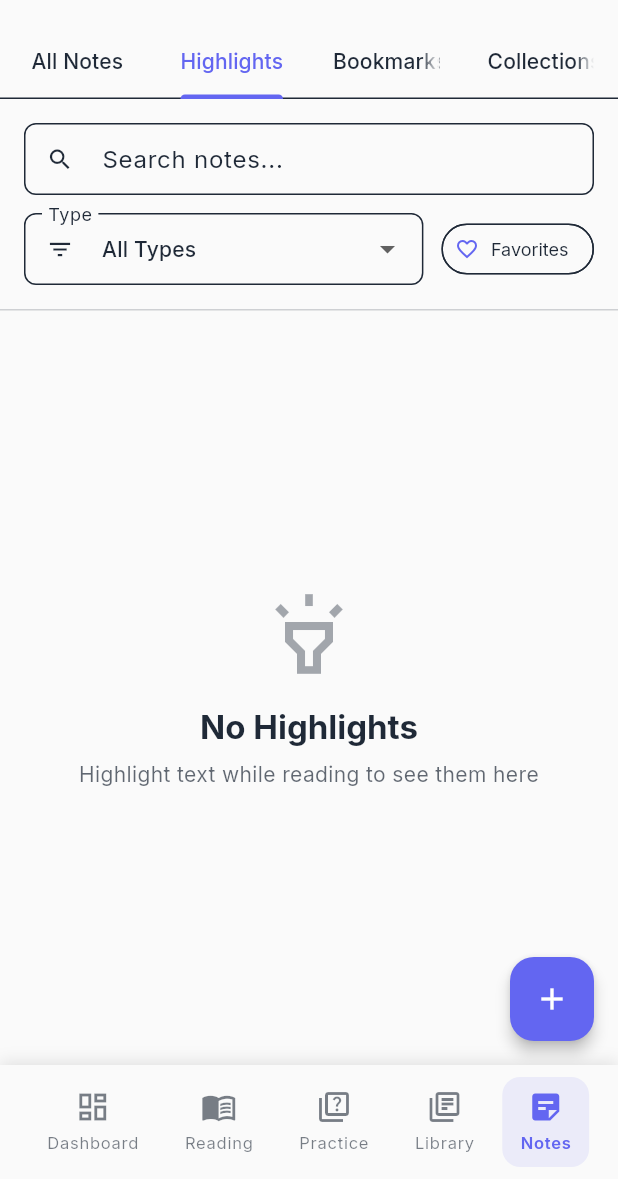
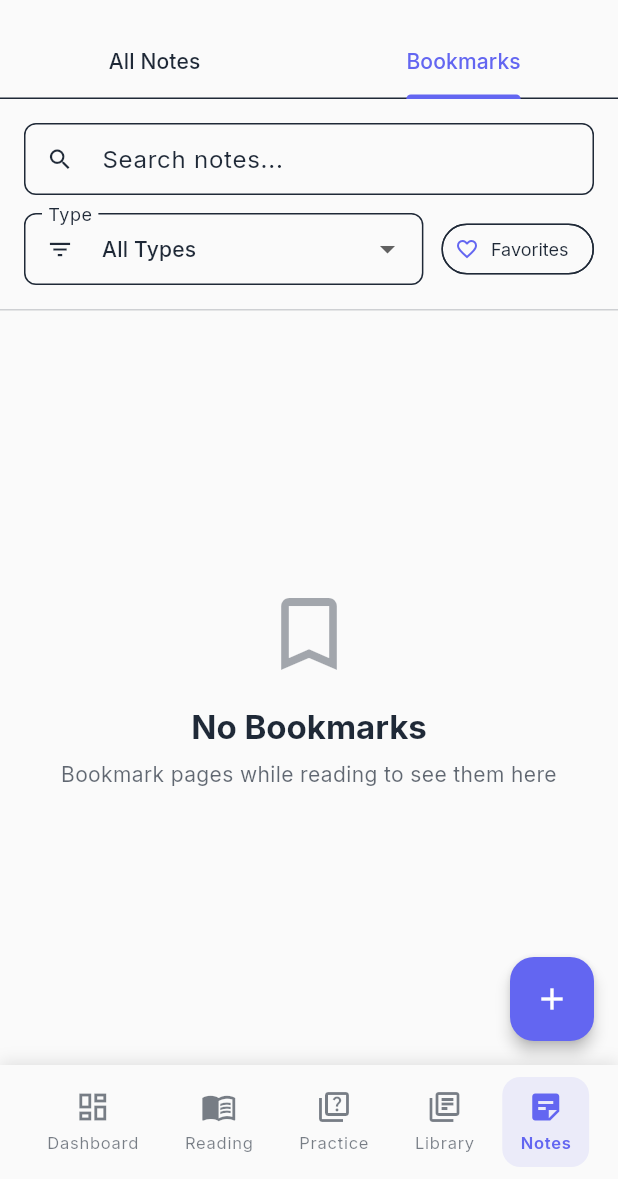
Before and after one commit to ThatNinjaGuy/ninja-tutor, a Flutter app: the NotesScreen screen opened by its route, tab 2 chosen, on a phone screen of 412 x 824 dp, the part 57-1236 px from its top. Run offline on Flutter 3.47's test engine with Material 3 defaults, Android fonts, the phone set to English and light mode, and no system bars; our stand-ins replace dio, equatable, file_picker, firebase_auth, firebase_core, flutter_riverpod and 6 more; missing offline and left inert: dart:html, dart:ui_web; accounts and stored records are empty; network calls fail.

Commit message:
Made notes screen functional

```diff
--- a/lib/ui/screens/notes/notes_screen.dart
+++ b/lib/ui/screens/notes/notes_screen.dart
@@ -12,6 +12,75 @@ import '../../widgets/notes/note_card.dart';
 import '../../widgets/common/empty_state.dart';
 import '../../widgets/common/search_filter_bar.dart';
 import '../../widgets/common/profile_menu_button.dart';
+
+/// Combined notes and bookmarks provider that aggregates data from all books
+/// Only fetches when user is authenticated
+final combinedNotesProvider = FutureProvider<List<NoteModel>>((ref) async {
+  // Wait for auth to be ready
+  final authUser = ref.watch(authProvider);
+
+  // Return empty list if not authenticated
+  if (authUser == null) {
+    debugPrint('⚠️ No authenticated user, skipping notes/bookmarks fetch');
+    return [];
+  }
+
+  debugPrint('📚 Auth ready, fetching all notes and bookmarks for user: ${authUser.id}');
+
+  final apiService = ref.watch(apiServiceProvider);
+  final allItems = <NoteModel>[];
+
+  try {
+    // Fetch all notes for user in one call
+    debugPrint('🔄 Calling GET /notes/all...');
+    final allNotes = await apiService.getAllUserNotes();
+    debugPrint('✅ Fetched ${allNotes.length} notes');
+    allItems.addAll(allNotes);
+  } catch (e) {
+    debugPrint('⚠️ Failed to load notes: $e');
+  }
+
+  try {
+    // Fetch all bookmarks for user in one call
+    debugPrint('🔄 Calling GET /bookmarks/all...');
+    final bookmarksData = await apiService.getAllUserBookmarks();
+    debugPrint('✅ Fetched ${bookmarksData.length} bookmarks');
+
+    // Convert bookmarks to NoteModel format for display
+    for (final bookmarkData in bookmarksData) {
+      final bookmarkNote = NoteModel(
+        id: bookmarkData['id'] as String,
+        bookId: bookmarkData['book_id'] as String,
+        pageNumber: bookmarkData['page_number'] as int,
+        type: NoteType.bookmark,
+        content: bookmarkData['note'] as String? ?? 'Bookmark on page ${bookmarkData['page_number']}',
+        title: null,
+        tags: const [],
+        createdAt: DateTime.parse(bookmarkData['created_at'] as String),
+        updatedAt: DateTime.parse(bookmarkData['created_at'] as String),
+        position: const NotePosition(
+          x: 0.0,
+          y: 0.0,
+        ),
+        style: const NoteStyle(
+          color: '#2196F3',
+          opacity: 1.0,
+          fontSize: 14.0,
+          fontFamily: 'Inter',
+          isBold: false,
+          isItalic: false,
+        ),
+        isFavorite: false,
+      );
+      allItems.add(bookmarkNote);
+    }
+  } catch (e) {
+    debugPrint('⚠️ Failed to load bookmarks: $e');
+  }
+
+  debugPrint('📊 Total items fetched: ${allItems.length} (${allItems.where((n) => n.type != NoteType.bookmark).length} notes, ${allItems.where((n) => n.type == NoteType.bookmark).length} bookmarks)');
+  return allItems;
+});
 
 /// Notes screen for managing highlights and annotations
 class NotesScreen extends ConsumerStatefulWidget {
@@ -32,7 +101,12 @@ class _NotesScreenState extends ConsumerState<NotesScreen>
   @override
   void initState() {
     super.initState();
-    _tabController = TabController(length: 4, vsync: this);
+    _tabController = TabController(length: 2, vsync: this);
+
+    // Load My Books for notes screen (needed to display book titles)
+    WidgetsBinding.instance.addPostFrameCallback((_) {
+      ref.read(unifiedLibraryProvider.notifier).ensureMyBooksLoaded();
+    });
   }
 
   @override
@@ -44,7 +118,7 @@ class _NotesScreenState extends ConsumerState<NotesScreen>
   @override
   Widget build(BuildContext context) {
     final authUser = ref.watch(authProvider);
-    final notes = ref.watch(allNotesProvider);
+    final notesAsync = ref.watch(combinedNotesProvider);
 
     // Show login prompt if not authenticated
     if (authUser == null) {
@@ -85,9 +159,7 @@ class _NotesScreenState extends ConsumerState<NotesScreen>
           controller: _tabController,
           tabs: const [
             Tab(text: AppStrings.allNotes),
-            Tab(text: AppStrings.highlights),
             Tab(text: AppStrings.bookmarks),
-            Tab(text: AppStrings.collections),
           ],
         ),
       ),
@@ -101,10 +173,8 @@ class _NotesScreenState extends ConsumerState<NotesScreen>
             child: TabBarView(
               controller: _tabController,
               children: [
-                _buildAllNotes(context, notes),
-                _buildHighlights(context, notes),
-                _buildBookmarks(context, notes),
-                _buildCollections(context),
+                _buildAllNotes(context, notesAsync),
+                _buildBookmarks(context, notesAsync),
               ],
             ),
           ),
@@ -209,7 +279,7 @@ class _NotesScreenState extends ConsumerState<NotesScreen>
           );
         }
 
-        return _buildNotesList(filteredNotes);
+        return _buildNotesList(filteredNotes, label: 'notes');
       },
       loading: () => const Center(child: CircularProgressIndicator()),
       error: (error, stack) => Center(
@@ -221,34 +291,11 @@ class _NotesScreenState extends ConsumerState<NotesScreen>
             Text('${AppStrings.errorLoadingNotes}: $error'),
             const SizedBox(height: 16),
             ElevatedButton(
-              onPressed: () => ref.refresh(allNotesProvider),
+              onPressed: () => ref.refresh(combinedNotesProvider),
               child: const Text(AppStrings.retry),
             ),
           ],
         ),
-      ),
-    );
-  }
-
-  Widget _buildHighlights(BuildContext context, AsyncValue<List<NoteModel>> notes) {
-    return notes.when(
-      data: (noteList) {
-        final highlights = noteList.where((note) => note.isHighlight).toList();
-
-        if (highlights.isEmpty) {
-          return const EmptyStateWidget(
-            icon: Icons.highlight_outlined,
-            title: AppStrings.noHighlights,
-            subtitle: AppStrings.highlightWhileReading,
-          );
-        }
-
-        final filteredHighlights = _filterNotes(highlights);
-        return _buildNotesList(filteredHighlights);
-      },
-      loading: () => const Center(child: CircularProgressIndicator()),
-      error: (error, stack) => Center(
-        child: Text('${AppStrings.errorLoadingHighlights}: $error'),
       ),
     );
   }
@@ -267,7 +314,7 @@ class _NotesScreenState extends ConsumerState<NotesScreen>
         }
 
         final filteredBookmarks = _filterNotes(bookmarks);
-        return _buildNotesList(filteredBookmarks);
+        return _buildNotesList(filteredBookmarks, label: 'bookmarks');
       },
       loading: () => const Center(child: CircularProgressIndicator()),
       error: (error, stack) => Center(
@@ -276,14 +323,7 @@ class _NotesScreenState extends ConsumerState<NotesScreen>
     );
   }
 
-  Widget _buildCollections(BuildContext context) {
-    // Mock collections for now
-    return const Center(
-      child: Text(AppStrings.collectionsComingSoon),
-    );
-  }
-
-  Widget _buildNotesList(List<NoteModel> notes) {
+  Widget _buildNotesList(List<NoteModel> notes, {String label = 'items'}) {
     // Group notes by book for better organization
     final notesByBook = <String, List<NoteModel>>{};
     for (final note in notes) {
@@ -297,6 +337,18 @@ class _NotesScreenState extends ConsumerState<NotesScreen>
         final bookId = notesByBook.keys.elementAt(index);
         final bookNotes = notesByBook[bookId]!;
 
+        // Use the provided label (e.g., 'notes' or 'bookmarks')
+        final itemCount = bookNotes.length;
+        // Convert plural to singular for single items
+        String itemLabel = label;
+        if (itemCount == 1) {
+          if (label == 'notes') {
+            itemLabel = 'note';
+          } else if (label == 'bookmarks') {
+            itemLabel = 'bookmark';
+          }
+        }
+
         return Card(
           margin: const EdgeInsets.only(bottom: 16),
           child: ExpansionTile(
@@ -308,7 +360,7 @@ class _NotesScreenState extends ConsumerState<NotesScreen>
               _getBookTitle(bookId),
               style: const TextStyle(fontWeight: FontWeight.bold),
             ),
-            subtitle: Text('${bookNotes.length} notes'),
+            subtitle: Text('$itemCount $itemLabel'),
             children: bookNotes.map((note) {
               return Padding(
                 padding: const EdgeInsets.symmetric(
@@ -441,20 +493,46 @@ class _NotesScreenState extends ConsumerState<NotesScreen>
   }
 
   void _deleteNote(NoteModel note) {
+    final isBookmark = note.type == NoteType.bookmark;
     showDialog(
       context: context,
       builder: (context) => AlertDialog(
-        title: const Text('Delete Note'),
-        content: const Text('Are you sure you want to delete this note?'),
+        title: Text(isBookmark ? 'Delete Bookmark' : 'Delete Note'),
+        content: Text('Are you sure you want to delete this ${isBookmark ? 'bookmark' : 'note'}?'),
         actions: [
           TextButton(
             onPressed: () => Navigator.pop(context),
             child: const Text('Cancel'),
           ),
           TextButton(
-            onPressed: () {
+            onPressed: () async {
               Navigator.pop(context);
-              // TODO: Delete note - will be implemented with API integration
+              try {
+                final apiService = ref.read(apiServiceProvider);
+
+                // Delete based on type
+                if (isBookmark) {
+                  await apiService.deleteBookmark(note.id);
+                } else {
+                  await apiService.deleteNote(note.id);
+                }
+
+                if (mounted) {
+                  ScaffoldMessenger.of(context).showSnackBar(
+                    SnackBar(
+                      content: Text('${isBookmark ? 'Bookmark' : 'Note'} deleted successfully'),
+                    ),
+                  );
+                  // Refresh the notes list
+                  ref.refresh(combinedNotesProvider);
+                }
+              } catch (e) {
+                if (mounted) {
+                  ScaffoldMessenger.of(context).showSnackBar(
+                    SnackBar(content: Text('Failed to delete ${isBookmark ? 'bookmark' : 'note'}: $e')),
+                  );
+                }
+              }
             },
             style: TextButton.styleFrom(foregroundColor: Colors.red),
             child: const Text('Delete'),
```
Also changed, not shown: lib/services/api/api_service.dart (+53 -0 lines).
